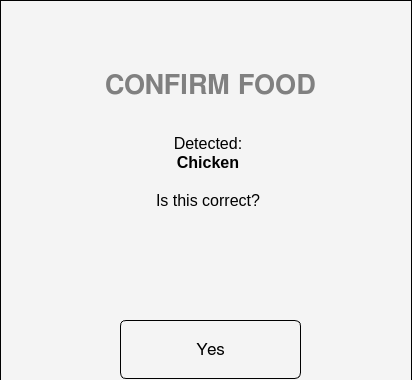
First picture: the form in ui/confirm_food_screen.ui, repository SWE-Project-Org/SWE-Project, before the edit; both pictures show x 0 to 412 and y 0 to 380 of the 412 by 917 pixel window.
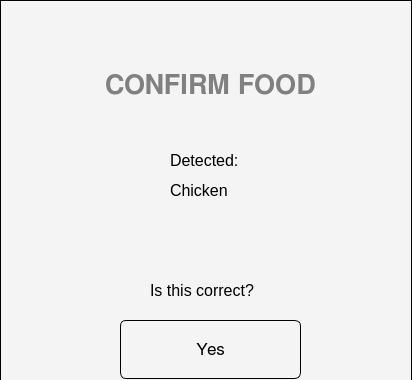
Second picture: the form after the edit.

Commit message: Changes in screen files, script to create ui_py files

The edit to the form file:
```diff
--- a/ui/confirm_food_screen.ui
+++ b/ui/confirm_food_screen.ui
@@ -16,32 +16,6 @@
   <property name="styleSheet">
    <string notr="true">background-color: #f4f4f4; border: 1px solid #000000;</string>
   </property>
-  <widget class="QTextBrowser" name="textBrowser">
-   <property name="geometry">
-    <rect>
-     <x>80</x>
-     <y>130</y>
-     <width>256</width>
-     <height>171</height>
-    </rect>
-   </property>
-   <property name="styleSheet">
-    <string notr="true">color: black; border: 0;</string>
-   </property>
-   <property name="html">
-    <string>&lt;!DOCTYPE HTML PUBLIC &quot;-//W3C//DTD HTML 4.0//EN&quot; &quot;http://www.w3.org/TR/REC-html40/strict.dtd&quot;&gt;
-&lt;html&gt;&lt;head&gt;&lt;meta name=&quot;qrichtext&quot; content=&quot;1&quot; /&gt;&lt;meta charset=&quot;utf-8&quot; /&gt;&lt;style type=&quot;text/css&quot;&gt;
-p, li { white-space: pre-wrap; }
-hr { height: 1px; border-width: 0; }
-li.unchecked::marker { content: &quot;\2610&quot;; }
-li.checked::marker { content: &quot;\2612&quot;; }
-&lt;/style&gt;&lt;/head&gt;&lt;body style=&quot; font-family:'Noto Sans'; font-size:10pt; font-weight:400; font-style:normal;&quot;&gt;
-&lt;p align=&quot;center&quot; style=&quot; margin-top:0px; margin-bottom:0px; margin-left:0px; margin-right:0px; -qt-block-indent:0; text-indent:0px;&quot;&gt;&lt;span style=&quot; font-family:'FreeSans'; font-size:12pt;&quot;&gt;Detected:&lt;/span&gt;&lt;/p&gt;
-&lt;p align=&quot;center&quot; style=&quot; margin-top:0px; margin-bottom:0px; margin-left:0px; margin-right:0px; -qt-block-indent:0; text-indent:0px;&quot;&gt;&lt;span style=&quot; font-family:'FreeSans'; font-size:12pt; font-weight:700;&quot;&gt;Chicken&lt;/span&gt;&lt;/p&gt;
-&lt;p align=&quot;center&quot; style=&quot;-qt-paragraph-type:empty; margin-top:0px; margin-bottom:0px; margin-left:0px; margin-right:0px; -qt-block-indent:0; text-indent:0px; font-family:'FreeSans'; font-size:12pt; font-weight:700;&quot;&gt;&lt;br /&gt;&lt;/p&gt;
-&lt;p align=&quot;center&quot; style=&quot; margin-top:0px; margin-bottom:0px; margin-left:0px; margin-right:0px; -qt-block-indent:0; text-indent:0px;&quot;&gt;&lt;span style=&quot; font-family:'FreeSans'; font-size:12pt;&quot;&gt;Is this correct?&lt;/span&gt;&lt;/p&gt;&lt;/body&gt;&lt;/html&gt;</string>
-   </property>
-  </widget>
   <widget class="QLabel" name="label">
    <property name="geometry">
     <rect>
@@ -133,6 +107,72 @@
     <string>No</string>
    </property>
   </widget>
+  <widget class="QLabel" name="label_2">
+   <property name="geometry">
+    <rect>
+     <x>170</x>
+     <y>140</y>
+     <width>71</width>
+     <height>41</height>
+    </rect>
+   </property>
+   <property name="font">
+    <font>
+     <pointsize>12</pointsize>
+    </font>
+   </property>
+   <property name="styleSheet">
+    <string notr="true">color: black;
+border: 0;</string>
+   </property>
+   <property name="text">
+    <string>Detected:</string>
+   </property>
+  </widget>
+  <widget class="QLabel" name="label_3">
+   <property name="geometry">
+    <rect>
+     <x>170</x>
+     <y>170</y>
+     <width>61</width>
+     <height>41</height>
+    </rect>
+   </property>
+   <property name="font">
+    <font>
+     <pointsize>12</pointsize>
+    </font>
+   </property>
+   <property name="styleSheet">
+    <string notr="true">color: black;
+border: 0;</string>
+   </property>
+   <property name="text">
+    <string>Chicken</string>
+   </property>
+  </widget>
+  <widget class="QLabel" name="label_4">
+   <property name="geometry">
+    <rect>
+     <x>150</x>
+     <y>270</y>
+     <width>111</width>
+     <height>41</height>
+    </rect>
+   </property>
+   <property name="font">
+    <font>
+     <pointsize>12</pointsize>
+    </font>
+   </property>
+   <property name="styleSheet">
+    <string notr="true">color: black;
+border: 0;</string>
+   </property>
+   <property name="text">
+    <string>Is this correct?</string>
+   </property>
+  </widget>
  </widget>
  <resources/>
  <connections/>
```
The commit also changes 25 other files.
